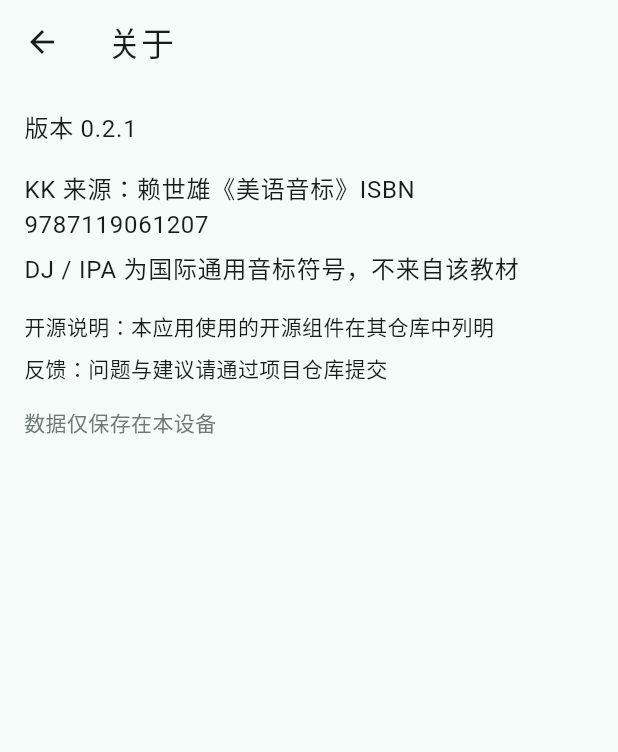
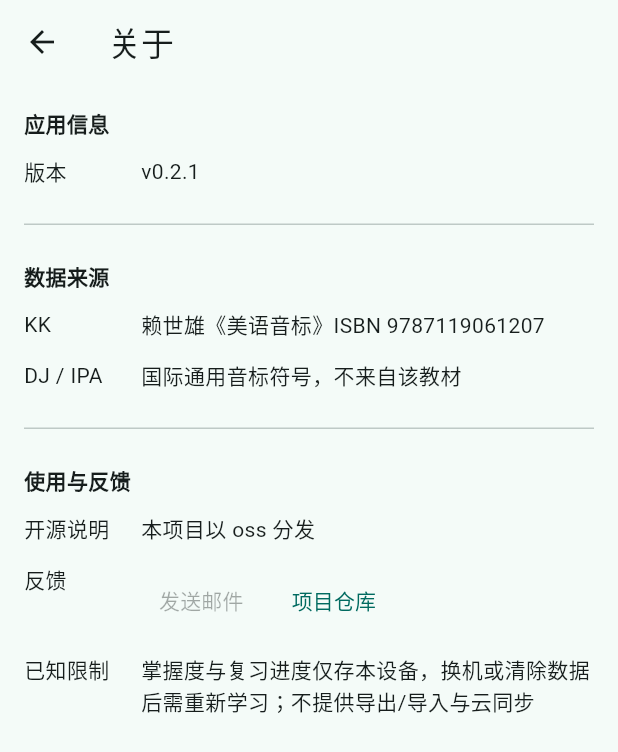
Before and after one commit to liberalluz/galatea, a Flutter app: the AboutPage screen opened directly, on a phone screen of 412 x 824 dp. Shown: the top 752 px of the screen. Run offline on Flutter 3.47's test engine with Material 3 defaults, Android fonts, the phone set to English and light mode, and no system bars; our stand-ins replace shared_preferences; missing offline and left inert: dart:js_interop; accounts and stored records are empty.

Commit message:
feat(app): rebuild the about page into the three-group B layout (#52)
Why: the design side fixed the About page as three groups over a 62px
label column, with the notation name in the label so the two source
values stop repeating it. The page still rendered PR #44's flat
paragraph column, where the source group's own heading and a
"KK source:" prefix both appeared and the feedback line was prose. The
page now reads the restated copy table, the spacing and type steps come
from one token file instead of per-screen numbers, the notation label
map moves into the domain layer so the page is not a third copy of it,
and the feedback row is the design's dual entry: the repository button
opens the fixed issue URL, the email button is disabled until an address
exists.

Batch: B35

```diff
--- a/app/lib/copy/app_copy.dart
+++ b/app/lib/copy/app_copy.dart
@@ -69,12 +69,19 @@ class AppCopy {
     required this.audioLabel,
     required this.audioOffNotice,
     required this.aboutTitle,
-    required this.versionLabel,
-    required this.sourceNote,
-    required this.notationNote,
-    required this.ossNote,
-    required this.feedbackNote,
-    required this.deviceDisclosure,
+    required this.aboutGroupInfo,
+    required this.aboutGroupSource,
+    required this.aboutGroupUsage,
+    required this.aboutVersion,
+    required this.aboutSourceNote,
+    required this.aboutNotationNote,
+    required this.aboutOssLabel,
+    required this.aboutOssNote,
+    required this.aboutFeedbackLabel,
+    required this.aboutFeedbackEmail,
+    required this.aboutFeedbackRepo,
+    required this.aboutLimitationLabel,
+    required this.aboutLimitation,
     required this.dueToday,
     required this.dueInDays,
   });
@@ -141,12 +148,19 @@ class AppCopy {
         audioLabel: '发音',
         audioOffNotice: '发音已关闭',
         aboutTitle: '关于',
-        versionLabel: '版本',
-        sourceNote: 'KK 来源：赖世雄《美语音标》ISBN 9787119061207',
-        notationNote: 'DJ / IPA 为国际通用音标符号，不来自该教材',
-        ossNote: '开源说明：本应用使用的开源组件在其仓库中列明',
-        feedbackNote: '反馈：问题与建议请通过项目仓库提交',
-        deviceDisclosure: '数据仅保存在本设备',
+        aboutGroupInfo: '应用信息',
+        aboutGroupSource: '数据来源',
+        aboutGroupUsage: '使用与反馈',
+        aboutVersion: '版本',
+        aboutSourceNote: '赖世雄《美语音标》ISBN 9787119061207',
+        aboutNotationNote: '国际通用音标符号，不来自该教材',
+        aboutOssLabel: '开源说明',
+        aboutOssNote: '本项目以 oss 分发',
+        aboutFeedbackLabel: '反馈',
+        aboutFeedbackEmail: '发送邮件',
+        aboutFeedbackRepo: '项目仓库',
+        aboutLimitationLabel: '已知限制',
+        aboutLimitation: '掌握度与复习进度仅存本设备，换机或清除数据后需重新学习；不提供导出/导入与云同步',
         dueToday: '今天',
         dueInDays: '天后',
       );
@@ -213,13 +227,23 @@ class AppCopy {
         audioLabel: 'Audio',
         audioOffNotice: 'Audio is off',
         aboutTitle: 'About',
-        versionLabel: 'Version',
-        sourceNote: 'KK source: Lai Shih-hsiung, American Phonetics, ISBN 9787119061207',
-        notationNote:
-            'DJ / IPA are international standard notation, not from the book',
-        ossNote: 'Open source: the components this app uses are listed in their repositories',
-        feedbackNote: 'Feedback: file issues and suggestions through the project repository',
-        deviceDisclosure: 'Your data stays on this device only',
+        aboutGroupInfo: 'App info',
+        aboutGroupSource: 'Data source',
+        aboutGroupUsage: 'Usage and feedback',
+        aboutVersion: 'Version',
+        aboutSourceNote:
+            'Lai Shih-hsiung, American Phonetics, ISBN 9787119061207',
+        aboutNotationNote: 'international standard notation, not from the book',
+        aboutOssLabel: 'Open source',
+        aboutOssNote: 'Distributed as oss',
+        aboutFeedbackLabel: 'Feedback',
+        aboutFeedbackEmail: 'Send email',
+        aboutFeedbackRepo: 'Project repository',
+        aboutLimitationLabel: 'Known limits',
+        aboutLimitation:
+            'Mastery and review progress are stored only on this device; '
+            'switching devices or clearing data requires restarting; '
+            'no export/import or cloud sync',
         dueToday: 'Today',
         dueInDays: 'd',
       );
@@ -283,12 +307,19 @@ class AppCopy {
   final String audioLabel;
   final String audioOffNotice;
   final String aboutTitle;
-  final String versionLabel;
-  final String sourceNote;
-  final String notationNote;
-  final String ossNote;
-  final String feedbackNote;
-  final String deviceDisclosure;
+  final String aboutGroupInfo;
+  final String aboutGroupSource;
+  final String aboutGroupUsage;
+  final String aboutVersion;
+  final String aboutSourceNote;
+  final String aboutNotationNote;
+  final String aboutOssLabel;
+  final String aboutOssNote;
+  final String aboutFeedbackLabel;
+  final String aboutFeedbackEmail;
+  final String aboutFeedbackRepo;
+  final String aboutLimitationLabel;
+  final String aboutLimitation;
   final String dueToday;
   final String dueInDays;
 
--- a/app/lib/domain/notation.dart
+++ b/app/lib/domain/notation.dart
@@ -7,6 +7,23 @@
 library;
 
 enum Notation { kk, dj, ipa }
+
+/// The notation abbreviations are language-neutral identifiers (`ADR-0001`),
+/// so they stay a fixed map rather than copy-table entries. One map feeds the
+/// chart's switch, the Me tab's filter chips and the About page's row labels;
+/// the notation name is a label, not a value the page composes.
+const Map<Notation, String> notationLabels = {
+  Notation.kk: 'KK',
+  Notation.dj: 'DJ',
+  Notation.ipa: 'IPA',
+};
+
+/// The label of a row that covers DJ and IPA together — the About page's
+/// source row reads `KK` on one row and `DJ / IPA` on the next (`A19`), so the
+/// pair is spelled from the same identifiers instead of a new literal.
+String djIpaLabel() =>
+    '${notationLabels[Notation.dj]} / '
+    '${notationLabels[Notation.ipa]}';
 
 /// Returns the print glyph for [notation]; when that glyph is missing
 /// (empty), falls back through the previous notations down to KK.
--- a/app/lib/ui/chart/chart_page.dart
+++ b/app/lib/ui/chart/chart_page.dart
@@ -40,14 +40,6 @@ import 'row_model.dart';
 /// the shared quiz page over the selected row's phonemes. The button and
 /// the select state ignore the direct-read toggle. No standalone range
 /// screen exists.
-
-/// The notation labels are language-neutral abbreviations (ADR-0001);
-/// they stay a fixed map, not copy-table entries.
-const Map<Notation, String> _kNotationLabels = {
-  Notation.kk: 'KK',
-  Notation.dj: 'DJ',
-  Notation.ipa: 'IPA',
-};
 
 class ChartPage extends StatefulWidget {
   const ChartPage({
@@ -268,7 +260,7 @@ class _ChartPageState extends State<ChartPage> {
                     for (final n in Notation.values)
                       ButtonSegment<String>(
                         value: n.name,
-                        label: Text(_kNotationLabels[n]!),
+                        label: Text(notationLabels[n]!),
                       ),
                   ],
                   selected: {_activeNotation.name},
--- a/app/lib/ui/me/about_page.dart
+++ b/app/lib/ui/me/about_page.dart
@@ -1,88 +1,234 @@
 import 'package:flutter/material.dart';
+import 'package:url_launcher/url_launcher.dart';
 
-import '../../content/correspondence.dart';
 import '../../copy/app_copy.dart';
+import '../../domain/notation.dart';
 import '../../main.dart' show kAppVersion;
+import '../theme/tokens.dart';
 
-/// The About page (`REQ-001`, `REQ-012`, decision 7): the app version,
-/// the split source attribution — the design spec's fixed `source-note`
-/// (the KK booklet with its ISBN) and `about-notation-note` (DJ / IPA as
-/// international standard notation, not from the book) — plus the oss
-/// note, the feedback entry and the device-only limitation disclosure.
-/// The chart carries no footer: this page is the only attribution
-/// surface.
+/// Opens [uri] outside the app. Injectable so widget tests assert the target
+/// without starting a platform channel (`B35`); production uses
+/// `url_launcher`.
+typedef LinkLauncher = Future<bool> Function(Uri uri);
+
+/// The fixed repository entry of the About page — the 2026-11-24 design
+/// baseline fixes this URL; the email address does not exist yet, so that
+/// entry stays disabled.
+final Uri repositoryIssuesUri = Uri.parse(
+  'https://github.com/liberalluz/galatea/issues',
+);
+
+Future<bool> _openExternal(Uri uri) =>
+    launchUrl(uri, mode: LaunchMode.externalApplication);
+
+/// The About page (`REQ-001`, `REQ-012`, `S4`, wireframe P8, plan B): three
+/// groups separated by a 1px rule — 应用信息 with the version, 数据来源 with
+/// the `KK` and `DJ / IPA` rows, 使用与反馈 with the oss note, the dual
+/// feedback entries and the limitation disclosure.
+///
+/// The notation name sits in the label column and the values carry only their
+/// content, so the old "KK 来源："/"KK：" double wording is gone and nothing is
+/// composed from the correspondence data at render time. Spacing, the 62px
+/// label column and the type steps come from [AppTokens] rather than
+/// per-screen numbers. The email entry is a disabled grey button because no
+/// address exists (`operations/feedback.md` is still empty); the repository
+/// entry is the only actionable one. The chart carries no footer: this page is
+/// the only attribution surface.
 class AboutPage extends StatelessWidget {
-  const AboutPage({super.key, this.correspondenceFuture});
+  const AboutPage({super.key, this.launcher});
 
-  /// Injectable for widget tests; production loads the bundled asset.
-  final Future<CorrespondenceTable>? correspondenceFuture;
+  /// Injectable for widget tests; production opens the platform browser.
+  final LinkLauncher? launcher;
 
   @override
   Widget build(BuildContext context) {
     final copy = CopyScope.of(context);
+    final body = AppTokens.typeBody.copyWith(
+      color: AppTokens.textPrimary(context),
+    );
+    final open = launcher ?? _openExternal;
+
     return Scaffold(
       appBar: AppBar(title: Text(copy.aboutTitle)),
-      body: ListView(
+      body: SingleChildScrollView(
         key: const ValueKey('about-page'),
         padding: const EdgeInsets.all(16),
+        child: Column(
+          crossAxisAlignment: CrossAxisAlignment.stretch,
+          children: [
+            _AboutGroup(
+              titleKey: 'about-group-info',
+              title: copy.aboutGroupInfo,
+              rows: [
+                _AboutRow(
+                  id: 'version',
+                  label: copy.aboutVersion,
+                  value: Text(
+                    'v$kAppVersion',
+                    key: const ValueKey('about-value-version'),
+                    style: body,
+                  ),
+                ),
+              ],
+            ),
+            const _GroupDivider(),
+            _AboutGroup(
+              titleKey: 'about-group-source',
+              title: copy.aboutGroupSource,
+              rows: [
+                _AboutRow(
+                  id: 'kk',
+                  label: notationLabels[Notation.kk]!,
+                  value: Text(
+                    copy.aboutSourceNote,
+                    key: const ValueKey('about-value-kk'),
+                    style: body,
+                  ),
+                ),
+                _AboutRow(
+                  id: 'dj-ipa',
+                  label: djIpaLabel(),
+                  value: Text(
+                    copy.aboutNotationNote,
+                    key: const ValueKey('about-value-dj-ipa'),
+                    style: body,
+                  ),
+                ),
+              ],
+            ),
+            const _GroupDivider(),
+            _AboutGroup(
+              titleKey: 'about-group-usage',
+              title: copy.aboutGroupUsage,
+              rows: [
+                _AboutRow(
+                  id: 'oss',
+                  label: copy.aboutOssLabel,
+                  value: Text(
+                    copy.aboutOssNote,
+                    key: const ValueKey('about-value-oss'),
+                    style: body,
+                  ),
+                ),
+                _AboutRow(
+                  id: 'feedback',
+                  label: copy.aboutFeedbackLabel,
+                  value: Wrap(
+                    key: const ValueKey('about-value-feedback'),
+                    spacing: 8,
+                    runSpacing: 4,
+                    crossAxisAlignment: WrapCrossAlignment.center,
+                    children: [
+                      // Disabled grey until operations/feedback.md carries an
+                      // address (`S4` Failure, 2026-11-24).
+                      TextButton(
+                        key: const ValueKey('about-feedback-email'),
+                        onPressed: null,
+                        child: Text(copy.aboutFeedbackEmail),
+                      ),
+                      TextButton(
+                        key: const ValueKey('about-feedback-repo'),
+                        onPressed: () => open(repositoryIssuesUri),
+                        child: Text(copy.aboutFeedbackRepo),
+                      ),
+                    ],
+                  ),
+                ),
+                _AboutRow(
+                  id: 'limitation',
+                  label: copy.aboutLimitationLabel,
+                  value: Text(
+                    copy.aboutLimitation,
+                    key: const ValueKey('about-value-limitation'),
+                    style: body,
+                  ),
+                ),
+              ],
+            ),
+          ],
+        ),
+      ),
+    );
+  }
+}
+
+/// One group of the page: its title (`type-group`) over its rows.
+class _AboutGroup extends StatelessWidget {
+  const _AboutGroup({
+    required this.titleKey,
+    required this.title,
+    required this.rows,
+  });
+
+  final String titleKey;
+  final String title;
+  final List<Widget> rows;
+
+  @override
+  Widget build(BuildContext context) {
+    return Column(
+      crossAxisAlignment: CrossAxisAlignment.stretch,
       children: [
         Text(
-            '${copy.versionLabel} $kAppVersion',
-            key: const ValueKey('about-version'),
-            style: Theme.of(context).textTheme.bodyLarge,
+          title,
+          key: ValueKey(titleKey),
+          style: AppTokens.typeGroup.copyWith(
+            color: AppTokens.textPrimary(context),
           ),
-          const SizedBox(height: 16),
-          FutureBuilder<CorrespondenceTable>(
-            future: correspondenceFuture ?? loadCorrespondence(),
-            builder: (context, snapshot) {
-              if (snapshot.data == null) {
-                return const SizedBox(
-                  key: ValueKey('about-source-loading'),
-                  height: 48,
+        ),
+        ...rows,
+      ],
     );
   }
-              // The split attribution (`REQ-001`, `REQ-012`): the source
-              // section renders the design spec's two fixed notes and
-              // composes nothing from the data at render time — the KK
-              // booklet with its ISBN, and DJ / IPA as international
-              // notation that does not come from the book.
-              return Column(
+}
+
+/// The 1px rule between two groups, with `space-group` on each side.
+class _GroupDivider extends StatelessWidget {
+  const _GroupDivider();
+
+  @override
+  Widget build(BuildContext context) {
+    return Padding(
+      padding: const EdgeInsets.symmetric(vertical: AppTokens.spaceGroup),
+      child: Divider(
+        height: 1,
+        thickness: 1,
+        color: AppTokens.divider(context),
+      ),
+    );
+  }
+}
+
+/// One label/value row: the label in the fixed `width-label` column, the value
+/// in the column beside it, every value starting on the same left edge.
+class _AboutRow extends StatelessWidget {
+  const _AboutRow({required this.id, required this.label, required this.value});
+
+  final String id;
+  final String label;
+  final Widget value;
+
+  @override
+  Widget build(BuildContext context) {
+    return Padding(
+      padding: const EdgeInsets.only(top: AppTokens.spaceItem),
+      child: Row(
+        key: ValueKey('about-row-$id'),
         crossAxisAlignment: CrossAxisAlignment.start,
         children: [
-                  Text(
-                    copy.sourceNote,
-                    key: const ValueKey('about-source-note'),
-                    style: Theme.of(context).textTheme.bodyLarge,
+          SizedBox(
+            key: ValueKey('about-col-$id'),
+            width: AppTokens.labelColumnWidth,
+            child: Text(
+              label,
+              key: ValueKey('about-label-$id'),
+              style: AppTokens.typeBody.copyWith(
+                color: AppTokens.textPrimary(context),
               ),
-                  const SizedBox(height: 4),
-                  Text(
-                    copy.notationNote,
-                    key: const ValueKey('about-notation-note'),
-                    style: Theme.of(context).textTheme.bodyLarge,
             ),
-                ],
-              );
-            },
           ),
-          const SizedBox(height: 16),
-          Text(
-            copy.ossNote,
-            key: const ValueKey('about-oss'),
-            style: Theme.of(context).textTheme.bodyMedium,
-          ),
-          const SizedBox(height: 8),
-          Text(
-            copy.feedbackNote,
-            key: const ValueKey('about-feedback'),
-            style: Theme.of(context).textTheme.bodyMedium,
-          ),
-          const SizedBox(height: 16),
-          Text(
-            copy.deviceDisclosure,
-            key: const ValueKey('about-device-disclosure'),
-            style: Theme.of(context).textTheme.bodyMedium
-                ?.copyWith(color: Theme.of(context).colorScheme.outline),
-          ),
+          const SizedBox(width: AppTokens.spaceLabel),
+          Expanded(child: value),
         ],
       ),
     );
--- a/app/lib/ui/me/me_page.dart
+++ b/app/lib/ui/me/me_page.dart
@@ -3,6 +3,7 @@ import 'package:flutter/material.dart';
 import '../../content/phoneme_catalog.dart';
 import '../../copy/app_copy.dart';
 import '../../domain/mastery_controller.dart';
+import '../../domain/notation.dart';
 import 'about_page.dart';
 import 'review_page.dart';
 import 'settings_page.dart';
@@ -42,12 +43,6 @@ class _MePageState extends State<MePage> {
   /// display filter — the counts and stars are identical under all
   /// three (TC-REVIEW-002 exit).
   String _notation = 'kk';
-
-  static const Map<String, String> _notationLabels = <String, String>{
-    'kk': 'KK',
-    'dj': 'DJ',
-    'ipa': 'IPA',
-  };
 
   /// The due-today count from the engine; `null` while the catalog has
   /// not resolved (the strip stays hidden until it can be computed).
@@ -184,12 +179,13 @@ class _MePageState extends State<MePage> {
             Wrap(
               spacing: 8,
               children: [
-                for (final entry in _notationLabels.entries)
+                for (final notation in Notation.values)
                   ChoiceChip(
-                    key: ValueKey('me-filter-${entry.key}'),
-                    label: Text(entry.value),
-                    selected: _notation == entry.key,
-                    onSelected: (_) => setState(() => _notation = entry.key),
+                    key: ValueKey('me-filter-${notation.name}'),
+                    label: Text(notationLabels[notation]!),
+                    selected: _notation == notation.name,
+                    onSelected: (_) =>
+                        setState(() => _notation = notation.name),
                   ),
               ],
             ),
--- /dev/null
+++ b/app/lib/ui/theme/tokens.dart
@@ -0,0 +1,70 @@
+import 'package:flutter/material.dart';
+
+/// The design spec's design tokens (`design-spec.md`, Design token section,
+/// 2026-11-24): the semantic names are fixed for the whole app, the values
+/// come from the spec, and no screen re-declares them per surface. The About
+/// page is the first landing point (`B35`); the chart, detail and practice
+/// screens keep their literal values until they are next touched, so this
+/// file grows by consumption rather than by a single app-wide restyle.
+class AppTokens {
+  const AppTokens._();
+
+  /// `space-group` — the gap between two groups.
+  static const double spaceGroup = 24;
+
+  /// `space-item` — the gap between two rows of one group.
+  static const double spaceItem = 12;
+
+  /// `space-label` — the gap between the label column and the value column.
+  static const double spaceLabel = 16;
+
+  /// `width-label` — the fixed label column (mobile baseline, reused on the
+  /// wide single column).
+  static const double labelColumnWidth = 62;
+
+  /// `type-page` 20/600 — page titles.
+  static const TextStyle typePage = TextStyle(
+    fontSize: 20,
+    fontWeight: FontWeight.w600,
+    height: 1.4,
+  );
+
+  /// `type-group` 14/600 — group titles.
+  static const TextStyle typeGroup = TextStyle(
+    fontSize: 14,
+    fontWeight: FontWeight.w600,
+    height: 1.4,
+  );
+
+  /// `type-body` 14/400 — body copy.
+  static const TextStyle typeBody = TextStyle(
+    fontSize: 14,
+    fontWeight: FontWeight.w400,
+    height: 1.5,
+  );
+
+  /// `type-hint` 12/400 — supporting copy.
+  static const TextStyle typeHint = TextStyle(
+    fontSize: 12,
+    fontWeight: FontWeight.w400,
+    height: 1.4,
+  );
+
+  /// `text-primary` — body copy and the label column. The 2026-11-24 ruling
+  /// puts the label column on the primary colour: it carries the notation
+  /// names (KK, DJ / IPA), so it is content, not a hint.
+  static Color textPrimary(BuildContext context) =>
+      Theme.of(context).colorScheme.onSurface;
+
+  /// `text-secondary` — supporting copy only.
+  static Color textSecondary(BuildContext context) =>
+      Theme.of(context).colorScheme.onSurfaceVariant;
+
+  /// `divider` — the 1px rule between groups and any other separator.
+  static Color divider(BuildContext context) =>
+      Theme.of(context).colorScheme.outlineVariant;
+
+  /// `surface-muted` — the grey fill of muted strips and chips.
+  static Color surfaceMuted(BuildContext context) =>
+      Theme.of(context).colorScheme.surfaceContainerHighest;
+}
--- a/app/pubspec.yaml
+++ b/app/pubspec.yaml
@@ -33,6 +33,7 @@ dependencies:
   # Use with the CupertinoIcons class for iOS style icons.
   cupertino_icons: ^1.0.8
   shared_preferences: ^2.5.6
+  url_launcher: ^6.3.3
 
 dev_dependencies:
   flutter_test:
```
Also changed, not shown: app/pubspec.lock, 11 other files. Lines whose indentation alone changed are shown as unchanged.
